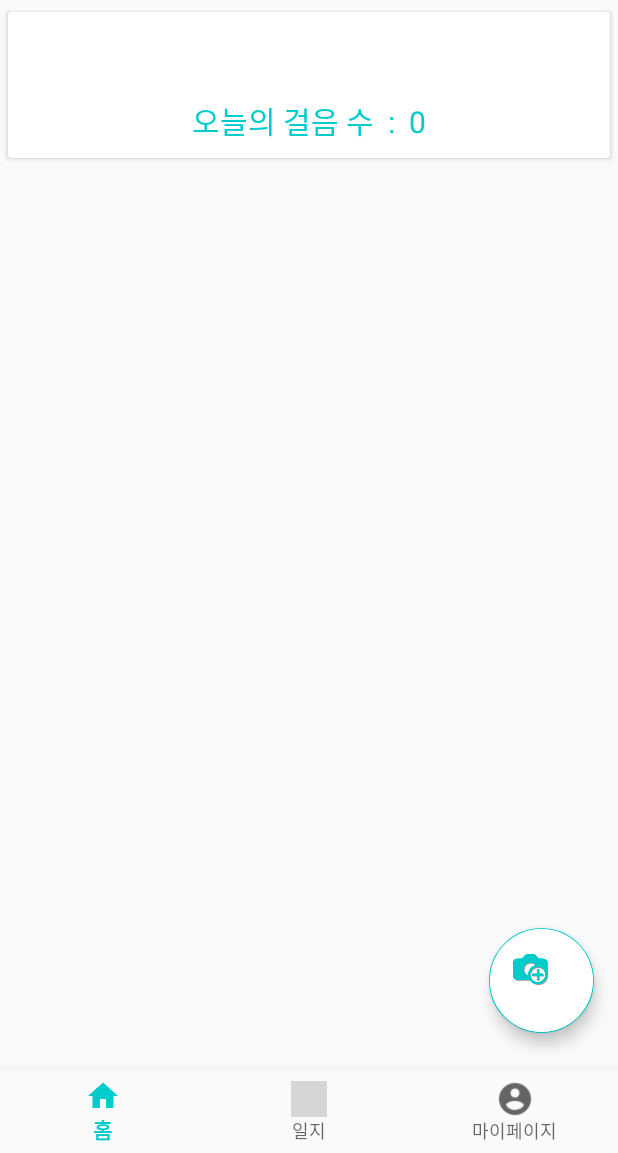
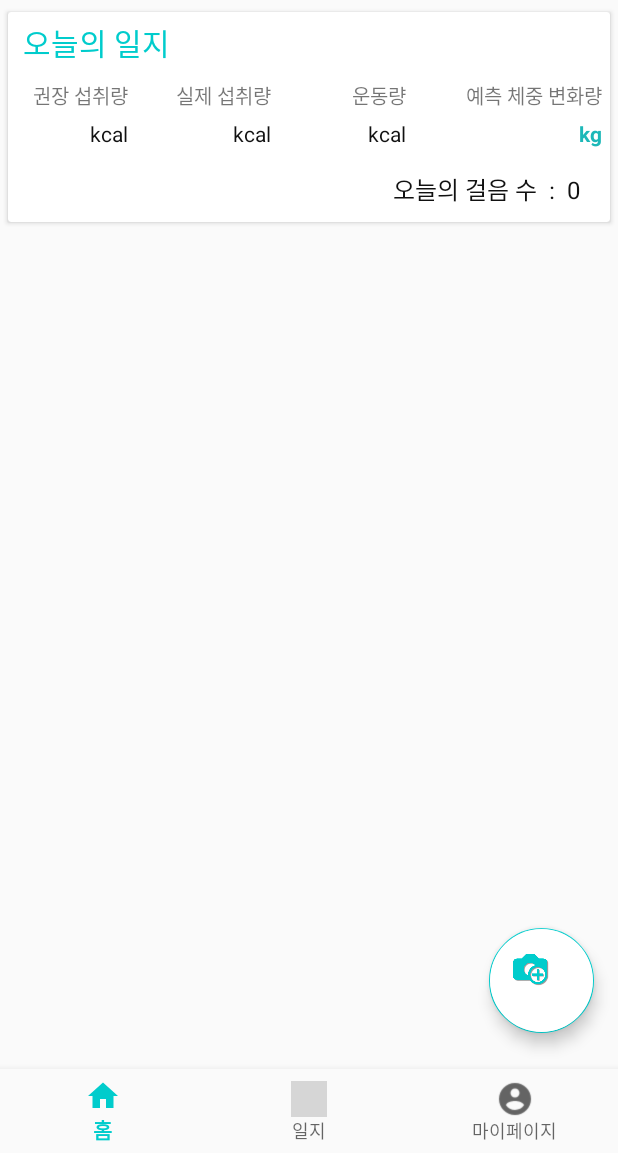
Before and after one commit to hanjoooo/FCManager, an Android app: the screen it shows after launch once a user with an empty profile is signed in (MainActivity), on a phone screen of 412 x 824 dp, the part 83-1236 px from its top. Run offline under Robolectric (Android 15) with nearby library versions, the phone set to English and light mode, and no system bars; our stand-ins replace Firebase (no records; nobody signed in at launch, a user with empty details on screens opened directly); libraries missing offline, so code that uses them is left out: com.amazonaws.auth, com.amazonaws.mobileconnectors, com.amazonaws.regions, com.amazonaws.services, com.facebook and 2 more; pictures from the network do not load; 12 statements that could not run were skipped; grey boxes are pictures that could not be loaded.

Commit message:
HomeUI 개선

```diff
--- a/app/src/main/java/com/example/khanj/fcmanager/HomePage/HomeFragment.java
+++ b/app/src/main/java/com/example/khanj/fcmanager/HomePage/HomeFragment.java
@@ -71,7 +71,10 @@ public class HomeFragment extends BaseFragment implements View.OnClickListener{
     static int REQUEST_PHOTO_ALBUM=2;
 
     ImageView iv;
-    TextView txcLeft;
+    private TextView txmCal;
+    private TextView txpCal;
+    private TextView txexCal;
+    private TextView txwGain;
 
 
     private TextView txstep;
@@ -107,8 +110,12 @@ public class HomeFragment extends BaseFragment implements View.OnClickListener{
         View v = inflater.inflate(R.layout.fragment_home, container, false);
         mRealm = Realm.getDefaultInstance();
         mAuth = FirebaseAuth.getInstance();
-        txcLeft = (TextView)v.findViewById(R.id.leftcal);
+        txmCal = (TextView)v.findViewById(R.id.mkcal);
+        txpCal = (TextView)v.findViewById(R.id.pkcal);
+        txexCal =(TextView)v.findViewById(R.id.exkcal);
         txstep = (TextView) v.findViewById(R.id.txstep);
+        txwGain = (TextView) v.findViewById(R.id.weightgain);
+
         //여기에 일단 기본적인 이미지파일 하나를 가져온다.
         iv=(ImageView) v.findViewById(R.id.imgView);
 
@@ -191,9 +198,12 @@ public class HomeFragment extends BaseFragment implements View.OnClickListener{
                 if(dataSnapshot.exists()){
                     DietRecord dietRecord = dataSnapshot.getValue(DietRecord.class);
                     excal = dietRecord.getExCal();
-                    txcLeft.setText("오늘 남은 칼로리  :  "+dietRecord.getmCal()+"  -  " +dietRecord.getpCal()+"  -  "+dietRecord.getExCal()
-                            +"  =  "+(dietRecord.getmCal()-dietRecord.getpCal()-dietRecord.getExCal())+" kcal");
-                    txcLeft.setSelected(true);
+                    txpCal.setText(dietRecord.getpCal()+" kcal");
+                    txmCal.setText(dietRecord.getmCal()+" kcal");
+                    txexCal.setText(dietRecord.getExCal()+" kcal");
+                    Double weightGain = ((dietRecord.getpCal()-dietRecord.getmCal()-dietRecord.getExCal())/Double.valueOf(dietRecord.getBmr()));
+                    weightGain = Double.parseDouble(String.format("%.4f",weightGain));
+                    txwGain.setText(weightGain+" kg");
                 }
 
             }
@@ -207,7 +217,7 @@ public class HomeFragment extends BaseFragment implements View.OnClickListener{
             @Override
             public void onDataChange(DataSnapshot dataSnapshot) {
                 if(dataSnapshot.exists()){
-                    txstep.setText("오늘의 걸음 수  :  "+dataSnapshot.getValue());
+                    txstep.setText("걸음 수  :  "+dataSnapshot.getValue());
                 }
             }
 
@@ -238,6 +248,7 @@ public class HomeFragment extends BaseFragment implements View.OnClickListener{
     }
     public void anim(){
         if(isFabOpen){
+            fab.setImageResource(R.drawable.camerapressed);
             txfab1.setVisibility(View.GONE);
             txfab2.setVisibility(View.GONE);
             fab1.startAnimation(fab_close);
@@ -246,6 +257,7 @@ public class HomeFragment extends BaseFragment implements View.OnClickListener{
             fab2.setClickable(false);
             isFabOpen=false;
         }else{
+            fab.setImageResource(R.drawable.camera_remove);
             txfab1.setVisibility(View.VISIBLE);
             txfab2.setVisibility(View.VISIBLE);
             fab1.startAnimation(fab_open);
--- a/app/src/main/java/com/example/khanj/fcmanager/Service/StepCheckService.java
+++ b/app/src/main/java/com/example/khanj/fcmanager/Service/StepCheckService.java
@@ -24,7 +24,7 @@ import com.google.firebase.database.FirebaseDatabase;
 
 public class StepCheckService extends Service implements SensorEventListener{
 
-    public int count = StepValue.Step;
+    public int count = 0;
     private long lastTime;
     private float speed;
     private float lastX;
--- a/app/src/main/res/layout/fragment_home.xml
+++ b/app/src/main/res/layout/fragment_home.xml
@@ -30,35 +30,130 @@
                 android:id="@+id/linaer"
                 android:layout_width="match_parent"
                 android:layout_height="wrap_content"
-                android:gravity="center"
                 android:orientation="vertical">
 
                 <TextView
-                    android:id="@+id/leftcal"
                     android:layout_width="wrap_content"
                     android:layout_height="wrap_content"
+                    android:text="오늘의 일지"
+                    android:layout_marginLeft="10dp"
                     android:layout_marginBottom="10dp"
-                    android:layout_marginTop="10dp"
-                    android:ellipsize="marquee"
-                    android:focusable="true"
-                    android:focusableInTouchMode="true"
-                    android:gravity="center"
-                    android:marqueeRepeatLimit="marquee_forever"
-                    android:scrollHorizontally="true"
-                    android:singleLine="true"
-                    android:textAppearance="?android:attr/textAppearanceLarge"
+                    android:layout_marginTop="5dp"
                     android:textColor="@color/colorPrimary"
                     android:textSize="20dp" />
 
+                <LinearLayout
+                    android:layout_width="match_parent"
+                    android:layout_height="wrap_content">
+
+                    <LinearLayout
+                        android:layout_width="wrap_content"
+                        android:layout_height="wrap_content"
+                        android:orientation="vertical"
+                        android:layout_marginRight="15dp">
+                        <TextView
+                            android:layout_width="80dp"
+                            android:layout_height="wrap_content"
+                            android:text="권장 섭취량"
+                            android:gravity="end"
+                            android:layout_marginBottom="5dp"
+                            android:textSize="13dp"
+                            />
+                        <TextView
+                            android:id="@+id/mkcal"
+                            android:layout_width="wrap_content"
+                            android:layout_height="wrap_content"
+                            android:text="kcal"
+                            android:textColor="#111"
+                            android:layout_gravity="end"
+                            android:layout_marginBottom="5dp"/>
+
+                    </LinearLayout>
+
+                    <LinearLayout
+                        android:layout_width="wrap_content"
+                        android:layout_height="wrap_content"
+                        android:orientation="vertical"
+                        android:layout_marginRight="10dp">
+
+                        <TextView
+                            android:layout_width="80dp"
+                            android:layout_height="wrap_content"
+                            android:text="실제 섭취량"
+                            android:gravity="end"
+                            android:layout_marginBottom="5dp"
+                            android:textSize="13dp"/>
+
+                        <TextView
+                            android:id="@+id/pkcal"
+                            android:layout_width="wrap_content"
+                            android:layout_height="wrap_content"
+                            android:text="kcal"
+                            android:textColor="#111"
+                            android:layout_gravity="end"
+                            android:layout_marginBottom="5dp" />
+
+                    </LinearLayout>
+                    <LinearLayout
+                        android:layout_width="wrap_content"
+                        android:layout_height="wrap_content"
+                        android:orientation="vertical"
+                        android:layout_marginRight="40dp">
+                        <TextView
+                            android:layout_width="80dp"
+                            android:layout_height="wrap_content"
+                            android:text="운동량"
+                            android:gravity="end"
+                            android:layout_marginBottom="5dp"
+                            android:textSize="13dp" />
+                        <TextView
+                            android:id="@+id/exkcal"
+                            android:layout_width="wrap_content"
+                            android:layout_height="wrap_content"
+                            android:text="kcal"
+                            android:textColor="#111"
+                            android:layout_gravity="end"
+                            android:layout_marginBottom="5dp"/>
+
+                    </LinearLayout>
+
+
+                    <LinearLayout
+                        android:layout_width="wrap_content"
+                        android:layout_height="wrap_content"
+                        android:orientation="vertical">
+
+                        <TextView
+                            android:layout_width="wrap_content"
+                            android:layout_height="wrap_content"
+                            android:text="예측 체중 변화량"
+                            android:gravity="end"
+                            android:layout_marginBottom="5dp"
+                            android:textSize="13dp"/>
+
+                        <TextView
+                            android:id="@+id/weightgain"
+                            android:layout_width="wrap_content"
+                            android:layout_height="wrap_content"
+                            android:text="kg"
+                            android:textColor="@color/powerskyblue"
+                            android:textStyle="bold"
+                            android:layout_gravity="end"
+                            android:layout_marginBottom="5dp"/>
+
+                    </LinearLayout>
+                </LinearLayout>
                 <TextView
                     android:id="@+id/txstep"
                     android:layout_width="wrap_content"
                     android:layout_height="wrap_content"
                     android:layout_marginBottom="10dp"
                     android:layout_marginTop="10dp"
+                    android:layout_gravity="end"
+                    android:layout_marginEnd="20dp"
+                    android:textColor="#111"
                     android:text="걸음수"
-                    android:textColor="@color/colorPrimary"
-                    android:textSize="20dp" />
+                    android:textSize="16dp" />
 
 
             </LinearLayout>
@@ -142,13 +237,13 @@
         android:id="@+id/txfab2"
         android:layout_width="wrap_content"
         android:layout_height="wrap_content"
-        android:layout_marginBottom="48dp"
+        android:layout_marginBottom="50dp"
         android:layout_marginEnd="8dp"
         android:layout_marginStart="8dp"
         android:layout_marginTop="8dp"
         android:text="사진촬영"
+        android:textColor="@color/colorPrimary"
         android:textSize="15dp"
-        android:textColor="@color/colorPrimary"
         app:layout_constraintBottom_toTopOf="@+id/txfab1"
         app:layout_constraintEnd_toStartOf="@+id/fab2"
         app:layout_constraintHorizontal_bias="1.0"
--- a/app/src/main/res/values/colors.xml
+++ b/app/src/main/res/values/colors.xml
@@ -29,4 +29,5 @@
     <color name="skyblue">#00cccc</color>
     <color name="yello">#dddd00</color>
     <color name="purple">#ffdcff</color>
+    <color name="powerskyblue">#1DB8B8</color>
 </resources>
```
Also changed, not shown: app/src/main/res/drawable/camera_remove.png (added).
